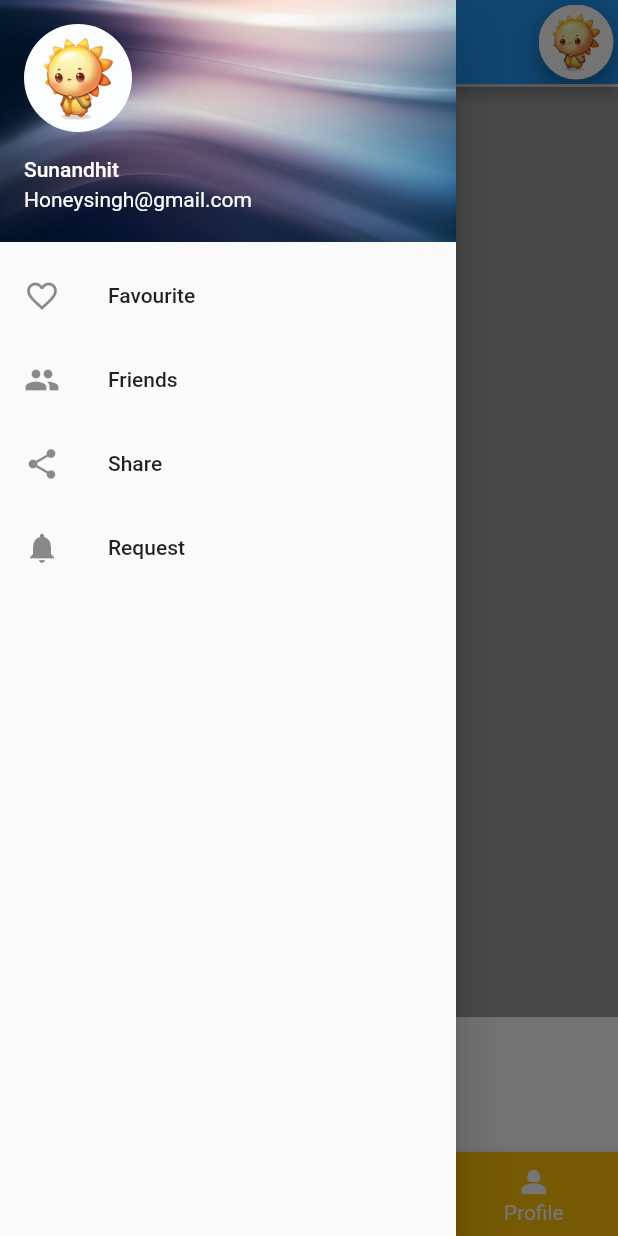
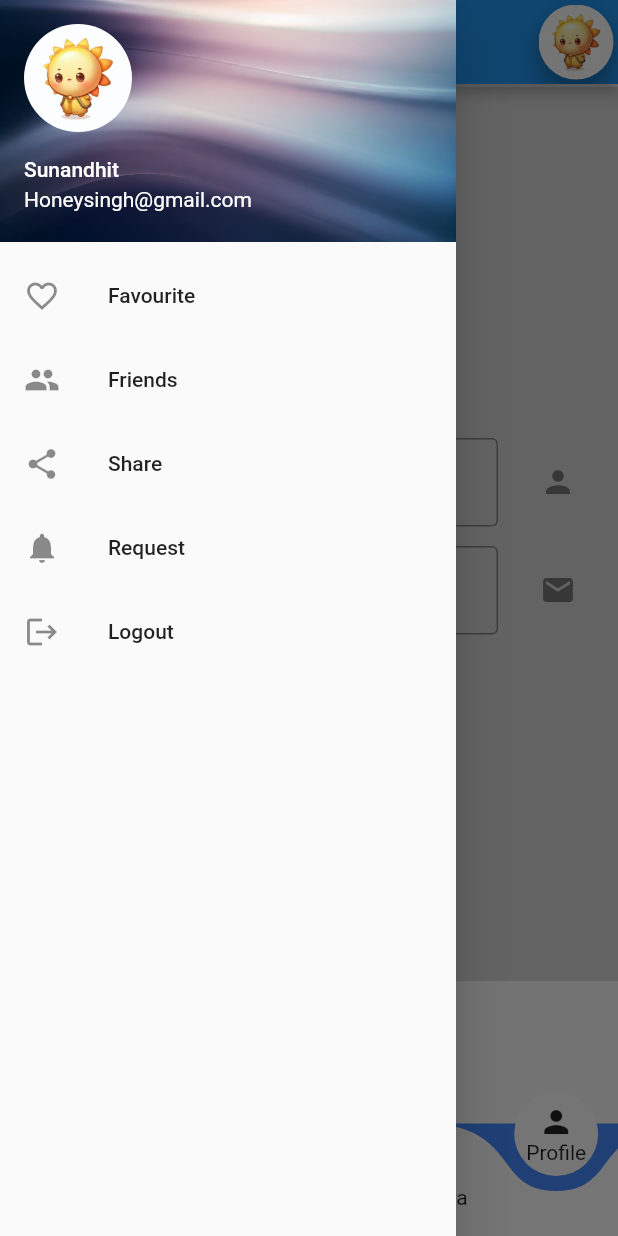
Before and after one commit to Sunandhit-Gupta/AquaTrace, a Flutter app: the cameraPage screen opened directly, item 5 of the bottom bar chosen, with the side drawer open, on a phone screen of 412 x 824 dp. Run offline on Flutter 3.47's test engine with Material 2 defaults, Android fonts, the phone set to English and light mode, and no system bars; drawn by our look-alikes of curved_navigation_bar; our stand-ins replace get, google_fonts; missing offline and left inert: flutter_animated_button.

Commit message:
Circular NavBar Added

```diff
--- /dev/null
+++ b/aqua_trace/lib/ProfilePage.dart
@@ -0,0 +1,60 @@
+
+
+import 'package:flutter/material.dart';
+class ProfilePage extends StatefulWidget {
+  const ProfilePage({super.key});
+
+  @override
+  State<ProfilePage> createState() => _ProfilePageState();
+}
+
+class _ProfilePageState extends State<ProfilePage> {
+  @override
+  Widget build(BuildContext context) {
+    return   Scaffold(
+      backgroundColor: Colors.white60,
+      body: SingleChildScrollView(
+        child: Column(
+          children: [
+            const SizedBox(height: 20,width: 2),
+             const Center(
+              child: CircleAvatar(
+                      backgroundImage: AssetImage('assets/sunandhitCharacter.png'),
+                      backgroundColor: Colors.transparent,
+                      radius: 85,
+                    ),
+
+            ),
+
+            const SizedBox(height: 40,width: 3,),
+            ListTile(
+              trailing: IconButton(onPressed: (){}, icon: Icon(Icons.person),highlightColor:Colors.white38,),
+              title: const TextField(
+                decoration: InputDecoration(
+                  border: OutlineInputBorder(),
+                  hintText: "Sunandhit Gupta",
+                  label: Text("User Name"),
+                ),
+              ),
+            ),
+
+            SizedBox(height: 5,width: 3,),
+            ListTile(
+              trailing: IconButton(onPressed: (){}, icon: Icon(Icons.email),highlightColor: Colors.white38,),
+              title: const TextField(
+                decoration: InputDecoration(
+                  border: OutlineInputBorder(),
+                  hintText: "sunandhitgupta@gmail.com",
+                  label: Text("Email"),
+                ),
+              ),
+            ),
+
+            SizedBox(height: 40,width: 20,),
+            ElevatedButton.icon(onPressed: (){}, icon: Icon(Icons.save,color: Colors.white,), label: Text("Save"),style: ElevatedButton.styleFrom(primary: Color.fromARGB(255, 101, 139, 158)),),
+          ],
+        ),
+      ),
+    );
+  }
+}
--- a/aqua_trace/lib/cameraPage.dart
+++ b/aqua_trace/lib/cameraPage.dart
@@ -1,8 +1,12 @@
+import 'package:aqua_trace/ProfilePage.dart';
 import 'package:aqua_trace/calculatorPage.dart';
 import 'package:aqua_trace/drawer.dart';
 import 'package:flutter/material.dart';
 import 'package:get/get.dart';
 import 'package:flutter_animated_button/flutter_animated_button.dart';
+import 'package:curved_navigation_bar/curved_navigation_bar.dart';
+import 'package:google_fonts/google_fonts.dart';
+
 
 class cameraPage extends StatefulWidget {
   const cameraPage({super.key});
@@ -17,7 +21,7 @@ List<Widget> widgetList = [
   Text("Text"),
   Text("Calculator"),
   Text("Camera"),
-  Text("Profile"),
+  ProfilePage(),
 ];
 
 class _cameraPageState extends State<cameraPage> {
@@ -27,13 +31,19 @@ class _cameraPageState extends State<cameraPage> {
       child: Scaffold(
         drawer: drawer(),
         appBar: AppBar(
-          // ---------------making leading Icon for Logout-------------------
-          leading: IconButton(
-              onPressed: () {
-                Get.back();
-              },
-              icon: Icon(Icons.logout)),
+
+          // ---------------making leading Icon for Logout ( not used )-------------------
+          // leading: IconButton(
+          //     onPressed: () {
+          //       Get.back();
+          //     },
+          //     icon: const Icon(Icons.logout_outlined)),
+
+
+              title: const Text("Hello, " + "Sunandhit"),
+              centerTitle: true,
           actions: [
+
             // -------------------Making button of Avatar--------------
             FloatingActionButton(
               backgroundColor: Colors.transparent,
@@ -43,7 +53,7 @@ class _cameraPageState extends State<cameraPage> {
                     context: context,
                     builder: (BuildContext context) {
                       return const Scaffold(
-                        backgroundColor: Colors.amberAccent,
+                        backgroundColor: Color.fromARGB(255, 152, 173, 209),
                         body: Center(
                             child: Text(
                           "Hello",
@@ -68,50 +78,112 @@ class _cameraPageState extends State<cameraPage> {
               width: 2,
             ),
             Container(
-              height: 620,
+              height: 596,
               width: 500,
               color: Colors.grey,
 //------------------------------ Giving Screens as input to change with NAVBAR----------------
-              child: Center(
-                  child: IndexedStack(
+              child: IndexedStack(
                 index: myIndex,
                 children: widgetList,
-              )),
+              ),
             ),
           ],
         ),
 
-// ----------------------Making bottom navigation Bar----------------------------
-        bottomNavigationBar: BottomNavigationBar(
-            type: BottomNavigationBarType.shifting,
+// ----------------------Making bottom navigation Bar (right now not used)----------------------------
+
+        //   bottomNavigationBar:Container(
+        //   decoration: const  BoxDecoration(
+        //     boxShadow: <BoxShadow>[
+        //       BoxShadow(
+        //         color: Colors.black,
+        //         blurRadius: 10,
+        //       ),
+        //     ],
+        //   ),
+        //   child: BottomNavigationBar(
+        //     elevation: 10,
+        //     enableFeedback: true,
+        //       type: BottomNavigationBarType.shifting,
+        //       onTap: (index) {
+        //         setState(() {
+        //           myIndex = index;
+        //         });
+        //       },
+        //       currentIndex: myIndex,
+        //       items: const [
+        //         BottomNavigationBarItem(
+        //             icon: Icon(Icons.home),
+        //             label: "Home",
+        //             backgroundColor: Colors.amber,
+        //             ),
+        //         BottomNavigationBarItem(
+        //             icon: Icon(Icons.text_fields),
+        //             label: "Text",
+        //             backgroundColor: Colors.amber),
+        //         BottomNavigationBarItem(
+        //             icon: Icon(Icons.calculate),
+        //             label: "Calculator",
+        //             backgroundColor: Colors.amber),
+        //         BottomNavigationBarItem(
+        //             icon: Icon(Icons.camera_alt),
+        //             label: "Camera",
+        //             backgroundColor: Colors.amber),
+        //         BottomNavigationBarItem(
+        //             icon: Icon(Icons.person_2),
+        //             label: "Profile",
+        //             backgroundColor: Colors.amber),
+        //       ]),
+        // ),
+
+
+        // -----------------------making curved  NavBar--------------------------
+
+        bottomNavigationBar: CurvedNavigationBar(
             onTap: (index) {
               setState(() {
                 myIndex = index;
               });
             },
-            currentIndex: myIndex,
             items: const [
-              BottomNavigationBarItem(
-                  icon: Icon(Icons.home),
-                  label: "Home",
-                  backgroundColor: Colors.amber,
-                  ),
-              BottomNavigationBarItem(
-                  icon: Icon(Icons.text_fields),
-                  label: "Text",
-                  backgroundColor: Colors.amber),
-              BottomNavigationBarItem(
-                  icon: Icon(Icons.calculate),
-                  label: "Calculator",
-                  backgroundColor: Colors.amber),
-              BottomNavigationBarItem(
-                  icon: Icon(Icons.camera_alt),
-                  label: "Camera",
-                  backgroundColor: Colors.amber),
-              BottomNavigationBarItem(
-                  icon: Icon(Icons.person_2),
-                  label: "Profile",
-                  backgroundColor: Colors.amber),
+
+              Column(
+                mainAxisAlignment: MainAxisAlignment.center,
+                  children: [
+                    Icon(Icons.home,),
+                    Text("Home")
+                  ],
+                ),
+
+                Column(
+                mainAxisAlignment: MainAxisAlignment.center,
+                  children: [
+                    Icon(Icons.text_fields_outlined,),
+                    Text("Text")
+                  ],
+                ),
+
+              Column(
+                mainAxisAlignment: MainAxisAlignment.center,
+                  children: [
+                    Icon(Icons.calculate,),
+                    Text("calci")
+                  ],
+                ),
+              Column(
+                mainAxisAlignment: MainAxisAlignment.center,
+                  children: [
+                    Icon(Icons.camera_alt_rounded,),
+                    Text("camera")
+                  ],
+                ),
+              Column(
+                mainAxisAlignment: MainAxisAlignment.center,
+                  children: [
+                    Icon(Icons.person,),
+                    Text("Profile")
+                  ],
+                ),
             ]),
       ),
     );
--- a/aqua_trace/lib/drawer.dart
+++ b/aqua_trace/lib/drawer.dart
@@ -1,4 +1,7 @@
+import 'package:aqua_trace/loginPage1.dart';
+import 'package:aqua_trace/main.dart';
 import 'package:flutter/material.dart';
+import 'package:get/get.dart';
 
 class drawer extends StatefulWidget {
   const drawer({super.key});
@@ -13,9 +16,10 @@ class _drawerState extends State<drawer> {
     return Drawer(
       child: ListView(
         padding: EdgeInsets.zero,
-        children: const [
-          UserAccountsDrawerHeader(
-              accountName: Text("Sunandhit"), accountEmail: Text("Honeysingh@gmail.com"),
+        children: [
+          const UserAccountsDrawerHeader(
+            accountName: Text("Sunandhit"),
+            accountEmail: Text("Honeysingh@gmail.com"),
             currentAccountPicture: CircleAvatar(
               backgroundImage: AssetImage('assets/sunandhitCharacter.png'),
               backgroundColor: Colors.transparent,
@@ -23,30 +27,36 @@ class _drawerState extends State<drawer> {
             ),
             decoration: BoxDecoration(
               color: Colors.blue,
-                image: DecorationImage(image: AssetImage('assets/bgProfile.png'),
-                fit: BoxFit.cover),
-
+              image: DecorationImage(
+                  image: AssetImage('assets/bgProfile.png'), fit: BoxFit.cover),
             ),
           ),
-              ListTile(
+          const ListTile(
             leading: Icon(Icons.favorite_outline_outlined),
             title: Text("Favourite"),
             // onTap: (){},
           ),
-              ListTile(
+          const ListTile(
             leading: Icon(Icons.people),
             title: Text("Friends"),
             // onTap: (){},
           ),
-              ListTile(
+          const ListTile(
             leading: Icon(Icons.share),
             title: Text("Share"),
             // onTap: (){},
           ),
-              ListTile(
+          const ListTile(
             leading: Icon(Icons.notifications),
             title: Text("Request"),
             // onTap: (){},
+          ),
+          ListTile(
+            leading: const Icon(Icons.logout),
+            title: const Text("Logout"),
+            onTap: () {
+              Get.to(loginPage1());
+            },
           ),
         ],
       ),
--- /dev/null
+++ b/aqua_trace/lib/loginPage1.dart
@@ -0,0 +1,25 @@
+import 'package:aqua_trace/cameraPage.dart';
+import 'package:flutter/material.dart';
+import 'package:get/get.dart';
+
+class loginPage1 extends StatefulWidget {
+  const loginPage1({super.key});
+
+  @override
+  State<loginPage1> createState() => _loginPage1State();
+}
+
+class _loginPage1State extends State<loginPage1> {
+  @override
+  Widget build(BuildContext context) {
+    return Scaffold(
+      body: Center(
+        child: ElevatedButton(
+            onPressed: () {
+              Get.to(cameraPage());
+            },
+            child: const Text("Login")),
+      ),
+    );
+  }
+}
--- a/aqua_trace/lib/main.dart
+++ b/aqua_trace/lib/main.dart
@@ -1,4 +1,5 @@
 import 'package:aqua_trace/cameraPage.dart';
+import 'package:aqua_trace/loginPage1.dart';
 import 'package:flutter/material.dart';
 import 'package:get/get.dart';
 
@@ -21,7 +22,7 @@ class Home extends StatelessWidget {
               IconButton(
                 icon: const Icon(Icons.forward),
                 onPressed: () {
-                  Get.to(const cameraPage());
+                  Get.to(loginPage1());
                 },
               )
             ],
--- a/aqua_trace/pubspec.yaml
+++ b/aqua_trace/pubspec.yaml
@@ -37,6 +37,9 @@ dependencies:
   cupertino_icons: ^1.0.2
   get:
   flutter_animated_button:
+  curved_navigation_bar: ^1.0.3
+  google_fonts:
+
 
 dev_dependencies:
   flutter_test:
```
Also changed, not shown: aqua_trace/pubspec.lock, 1 other file. Lines whose indentation alone changed are shown as unchanged.
